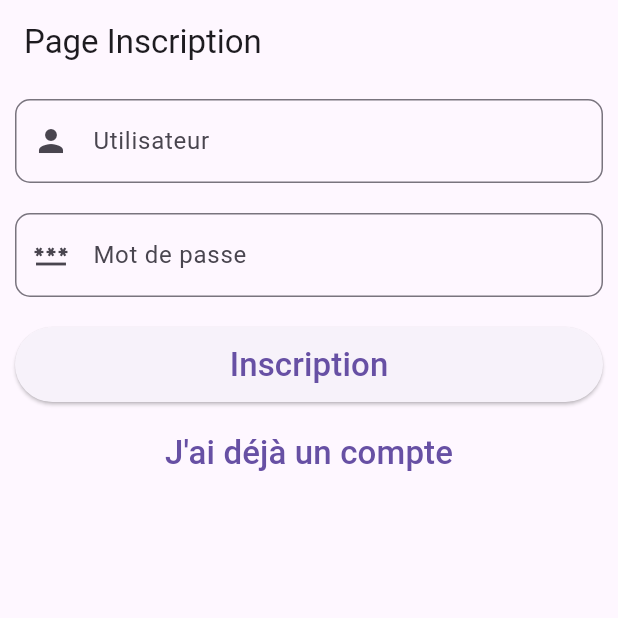
After one commit to wassimDridi/Flutter_Quiz_Game, a Flutter app: the screen it shows after launch, after a tap on "Nouvel utilisateur", on a phone screen of 412 x 824 dp, the top half of it. The commit adds this screen. Run offline on Flutter 3.47's test engine with Material 3 defaults, Android fonts, the phone set to English and light mode, and no system bars; our stand-ins replace audioplayers, cloud_firestore, easy_localization, firebase_auth, firebase_core, firebase_messaging and 1 more; accounts and stored records are empty; network calls fail.

```diff
--- a/lib/main.dart
+++ b/lib/main.dart
@@ -5,8 +5,11 @@ import 'package:quizzz/parameter/Theme.dart';
 import 'package:quizzz/parameter/SettingsProvider.dart';
 import 'package:flutter_localizations/flutter_localizations.dart';
 import 'package:quizzz/parameter/app_localizations.dart';
+import 'package:quizzz/screen/authentification.dart';
+import 'package:quizzz/screen/inscription.dart';
 import 'package:quizzz/service/notificationService.dart';
 import 'screen/welcome.dart';
+import 'package:firebase_auth/firebase_auth.dart';
 
 void main() async {
   WidgetsFlutterBinding.ensureInitialized();
@@ -26,9 +29,15 @@ void main() async {
 class MyApp extends StatelessWidget {
   @override
   Widget build(BuildContext context) {
+    final routes = {
+      '/auth': (context) => AuthentificationPage(),
+      '/insc': (context) => InscriptionPage(),
+      '/welcome': (context) => WelcomeScreen(),
+    };
     return Consumer<ThemeProvider>(
       builder: (context, themeProvider, child) {
         return MaterialApp(
+          routes: routes,
           themeMode: themeProvider.themeMode,
           theme: ThemeData.light(),
           darkTheme: ThemeData.dark(),
@@ -44,9 +53,26 @@ class MyApp extends StatelessWidget {
             Locale('ar', ''), // Arabic
           ],
           locale: themeProvider.locale,
-          home: WelcomeScreen(),
+          home: _AuthChecker(),
         );
       },
     );
   }
 }
+
+
+class _AuthChecker extends StatelessWidget {
+  @override
+  Widget build(BuildContext context) {
+    // Vérifier si l'utilisateur est déjà authentifié
+    final user = FirebaseAuth.instance.currentUser;
+
+    if (user != null) {
+      // Si l'utilisateur est connecté, aller directement à la page d'accueil
+      return WelcomeScreen();
+    } else {
+      // Sinon, rediriger vers la page d'authentification
+      return AuthentificationPage();
+    }
+  }
+}
--- /dev/null
+++ b/lib/screen/authentification.dart
@@ -0,0 +1,99 @@
+import 'package:flutter/material.dart';
+import 'package:firebase_auth/firebase_auth.dart';
+
+class AuthentificationPage extends StatelessWidget {
+  final TextEditingController txt_login = TextEditingController();
+  final TextEditingController txt_password = TextEditingController();
+
+  @override
+  Widget build(BuildContext context) {
+    return Scaffold(
+      appBar: AppBar(title: Text('Page Authentification')),
+      body: Column(
+        children: [
+          Container(
+            padding: EdgeInsets.all(10),
+            child: TextFormField(
+              controller: txt_login,
+              decoration: InputDecoration(
+                prefixIcon: Icon(Icons.person),
+                hintText: "Utilisateur",
+                border: OutlineInputBorder(
+                  borderRadius: BorderRadius.circular(10),
+                  borderSide: BorderSide(width: 1),
+                ),
+              ),
+            ),
+          ),
+          Container(
+            padding: EdgeInsets.all(10),
+            child: TextFormField(
+              controller: txt_password,
+              obscureText: true,
+              decoration: InputDecoration(
+                prefixIcon: Icon(Icons.lock),
+                hintText: "Mot de passe",
+                border: OutlineInputBorder(
+                  borderRadius: BorderRadius.circular(10),
+                  borderSide: BorderSide(width: 1),
+                ),
+              ),
+            ),
+          ),
+          Container(
+            padding: EdgeInsets.all(10),
+            child: ElevatedButton(
+              style: ElevatedButton.styleFrom(minimumSize: const Size.fromHeight(50)),
+              onPressed: () {
+                _onAuthentifier(context);
+              },
+              child: Text('Connexion', style: TextStyle(fontSize: 22)),
+            ),
+          ),
+          TextButton(
+            onPressed: () {
+              Navigator.pop(context);
+              Navigator.pushNamed(context, '/insc');
+            },
+            child: Text(
+              "Nouvel utilisateur",
+              style: TextStyle(fontSize: 22),
+            ),
+          )
+        ],
+      ),
+    );
+  }
+
+  Future<void> _onAuthentifier(BuildContext context) async {
+    try {
+      // Authentification avec Firebase
+      await FirebaseAuth.instance.signInWithEmailAndPassword(
+        email: txt_login.text.trim(),
+        password: txt_password.text.trim(),
+      );
+
+      // Redirection vers la page d'accueil après une connexion réussie
+      Navigator.pop(context);
+      Navigator.pushNamed(context, '/welcome');
+
+      //Navigator.pop(context);
+      //Navigator.pushNamed(context, '/welcome');
+      print('---------------auth auth-------------------');
+    } on FirebaseAuthException catch (e) {
+      // Gérer les erreurs de Firebase
+      String errorMessage;
+
+      if (e.code == 'user-not-found') {
+        errorMessage = "Utilisateur non trouvé.";
+      } else if (e.code == 'wrong-password') {
+        errorMessage = "Mot de passe incorrect.";
+      } else {
+        errorMessage = "Une erreur est survenue. Veuillez réessayer.";
+      }
+
+      final snackBar = SnackBar(content: Text(errorMessage));
+      ScaffoldMessenger.of(context).showSnackBar(snackBar);
+    }
+  }
+}
--- /dev/null
+++ b/lib/screen/inscription.dart
@@ -0,0 +1,118 @@
+import 'package:flutter/material.dart';
+import 'package:firebase_auth/firebase_auth.dart';
+
+class InscriptionPage extends StatelessWidget {
+  TextEditingController txt_login = TextEditingController();
+  TextEditingController txt_password = TextEditingController();
+
+  @override
+  Widget build(BuildContext context) {
+    return Scaffold(
+      appBar: AppBar(title: Text('Page Inscription')),
+      body: Column(
+        children: [
+          Container(
+            padding: EdgeInsets.all(10),
+            child: TextFormField(
+              controller: txt_login,
+              decoration: InputDecoration(
+                prefixIcon: Icon(Icons.person),
+                hintText: "Utilisateur",
+                border: OutlineInputBorder(
+                  borderRadius: BorderRadius.circular(10),
+                  borderSide: BorderSide(width: 1),
+                ),
+              ),
+            ),
+          ),
+          Container(
+            padding: EdgeInsets.all(10),
+            child: TextFormField(
+              controller: txt_password,
+              obscureText: true,
+              decoration: InputDecoration(
+                prefixIcon: Icon(Icons.password),
+                hintText: "Mot de passe",
+                border: OutlineInputBorder(
+                  borderRadius: BorderRadius.circular(10),
+                  borderSide: BorderSide(width: 1),
+                ),
+              ),
+            ),
+          ),
+          Container(
+            padding: EdgeInsets.all(10),
+            child: ElevatedButton(
+              style: ElevatedButton.styleFrom(
+                  minimumSize: const Size.fromHeight(50)),
+              onPressed: () {
+                _onInscrire(context);
+              },
+              child: Text(
+                'Inscription',
+                style: TextStyle(fontSize: 22),
+              ),
+            ),
+          ),
+          TextButton(
+            onPressed: () {
+              Navigator.pop(context);
+              Navigator.pushNamed(context, '/auth');
+            },
+            child: Text(
+              "J'ai déjà un compte",
+              style: TextStyle(fontSize: 22),
+            ),
+          ),
+        ],
+      ),
+    );
+  }
+
+  Future<void> _onInscrire(BuildContext context) async {
+    if (txt_login.text.trim().isNotEmpty &&
+        txt_password.text.trim().isNotEmpty) {
+      try {
+        // Utiliser FirebaseAuth pour créer un nouvel utilisateur
+        await FirebaseAuth.instance.createUserWithEmailAndPassword(
+          email: txt_login.text.trim(),
+          password: txt_password.text.trim(),
+        );
+
+        // Redirection vers la page d'accueil après succès
+/*         Navigator.pop(context);
+ */        //move to page WelcomeScreen()
+        Navigator.pop(context);
+        Navigator.pushNamed(context, '/welcome');
+
+      } on FirebaseAuthException catch (e) {
+        SnackBar snackBar;
+
+        if (e.code == 'weak-password') {
+          snackBar = SnackBar(
+            content: Text('Mot de passe trop faible'),
+          );
+        } else if (e.code == 'email-already-in-use') {
+          snackBar = SnackBar(
+            content: Text('Cet email est déjà utilisé'),
+          );
+        } else if (e.code == 'invalid-email') {
+          snackBar = SnackBar(
+            content: Text('Format de l\'email invalide'),
+          );
+        } else {
+          snackBar = SnackBar(
+            content: Text('Erreur: ${e.message}'),
+          );
+        }
+
+        ScaffoldMessenger.of(context).showSnackBar(snackBar);
+      }
+    } else {
+      const snackBar = SnackBar(
+        content: Text('Email ou mot de passe vides'),
+      );
+      ScaffoldMessenger.of(context).showSnackBar(snackBar);
+    }
+  }
+}
--- a/pubspec.yaml
+++ b/pubspec.yaml
@@ -45,6 +45,9 @@ dependencies:
   cupertino_icons: ^1.0.6
   firebase_core: ^3.8.0
   firebase_messaging: ^15.1.5
+  firebase_auth:
+  firebase_database:
+  cloud_firestore:
 
 dev_dependencies:
   flutter_test:
```
Also changed, not shown: lib/screen/Score.dart (added, +103 -0 lines), lib/screen/home.dart (+104 -10 lines), lib/screen/quiz.dart (+28 -2 lines), lib/screen/welcome.dart (+8 -3 lines), pubspec.lock, 4 other files.
